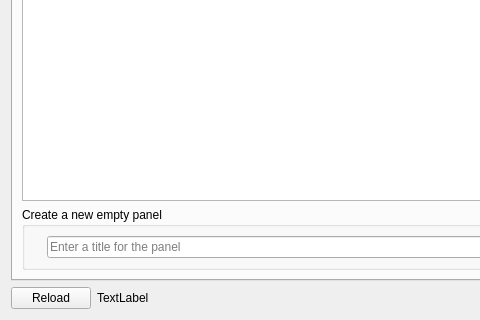
Before: the Qt Designer form Resources/ui/AddCommands.ui in APEbbers/FreeCAD-Ribbon, drawn with Qt 5; both pictures show x 0 to 480 and y 135 to 455 of the 854 by 455 pixel window.
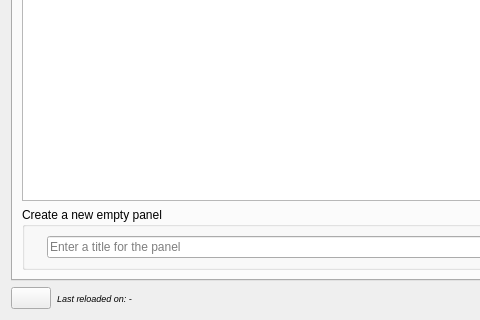
After: the same form once the commit is applied. Icons and pictures are not drawn.

Commit message: Updated reload message and added reload function to addcommands - 2

What changed in the file:
```diff
--- a/Resources/ui/AddCommands.ui
+++ b/Resources/ui/AddCommands.ui
@@ -53,7 +53,10 @@
         </size>
        </property>
        <property name="text">
-        <string>Reload</string>
+        <string/>
+       </property>
+       <property name="icon">
+        <iconset theme="QIcon::ThemeIcon::ViewRefresh"/>
        </property>
       </widget>
      </item>
@@ -76,8 +79,14 @@
      </item>
      <item row="0" column="1">
       <widget class="QLabel" name="TimeStamp_Reloaded">
+       <property name="font">
+        <font>
+         <pointsize>7</pointsize>
+         <italic>true</italic>
+        </font>
+       </property>
        <property name="text">
-        <string>TextLabel</string>
+        <string>Last reloaded on: -</string>
        </property>
       </widget>
      </item>
```
The commit also changes 1 other file.
